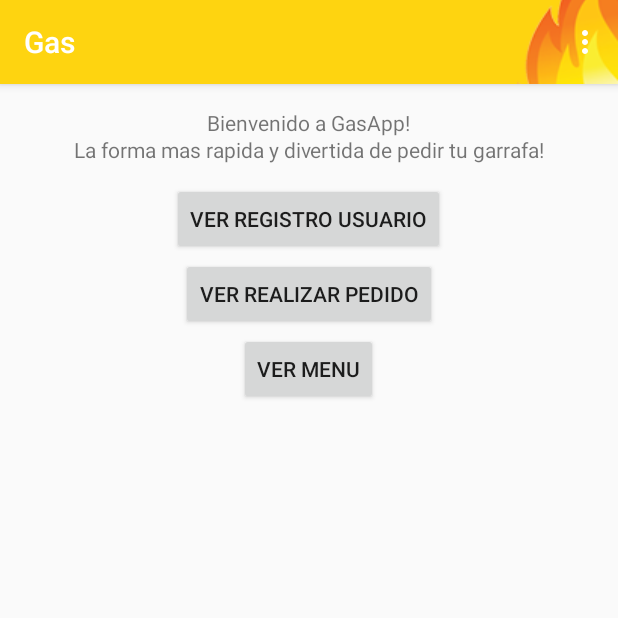
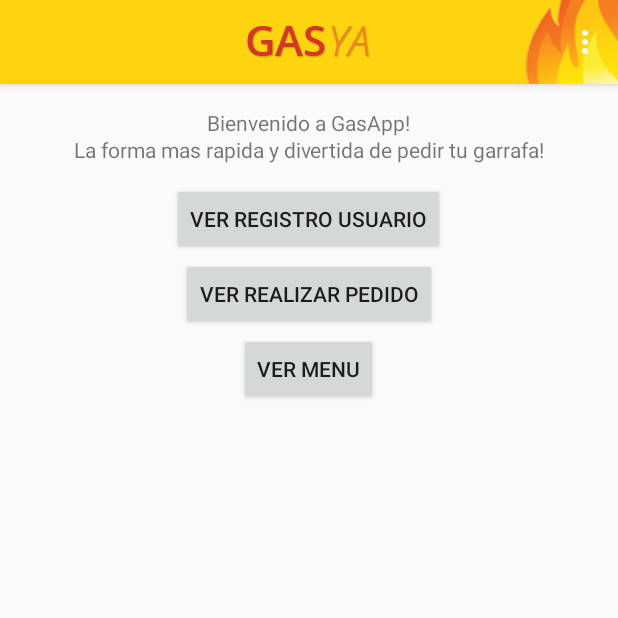
Before and after one commit to MatiasHey/GasApp, an Android app: the MainActivity screen opened directly, with no data from a screen before it, on a phone screen of 412 x 824 dp, the top half of it. Run offline under Robolectric (Android 15) with nearby library versions, the phone set to English and light mode, and no system bars.

Commit message:
Mejorado estilo del Action Bar -Agregado icono de la app -Arreglados los estilos para xhdpi

```diff
--- a/app/src/main/res/drawable/actionbar_background.xml
+++ b/app/src/main/res/drawable/actionbar_background.xml
@@ -5,4 +5,8 @@
         <bitmap android:src="@drawable/fuego_top"
             android:gravity="right" />
     </item>
+    <item>
+        <bitmap android:src="@drawable/gas_icono"
+            android:gravity="center" />
+    </item>
 </layer-list>
--- a/app/src/main/res/values/styles.xml
+++ b/app/src/main/res/values/styles.xml
@@ -19,6 +19,8 @@
         parent="@style/Widget.AppCompat.Light.ActionBar.Solid.Inverse">
         <item name="android:background">@drawable/actionbar_background</item>
         <item name="android:icon">@drawable/gas_icono</item>
+        <item name="android:displayOptions">showHome|useLogo</item>
+        <item name="displayOptions">showHome|useLogo</item>
 
         <!-- Support library compatibility -->
         <item name="background">@drawable/actionbar_background</item>
```
Also changed, not shown: app/src/main/res/drawable-hdpi/gas_icono.png (added), app/src/main/res/drawable-xhdpi/gas_icono.png (added).
